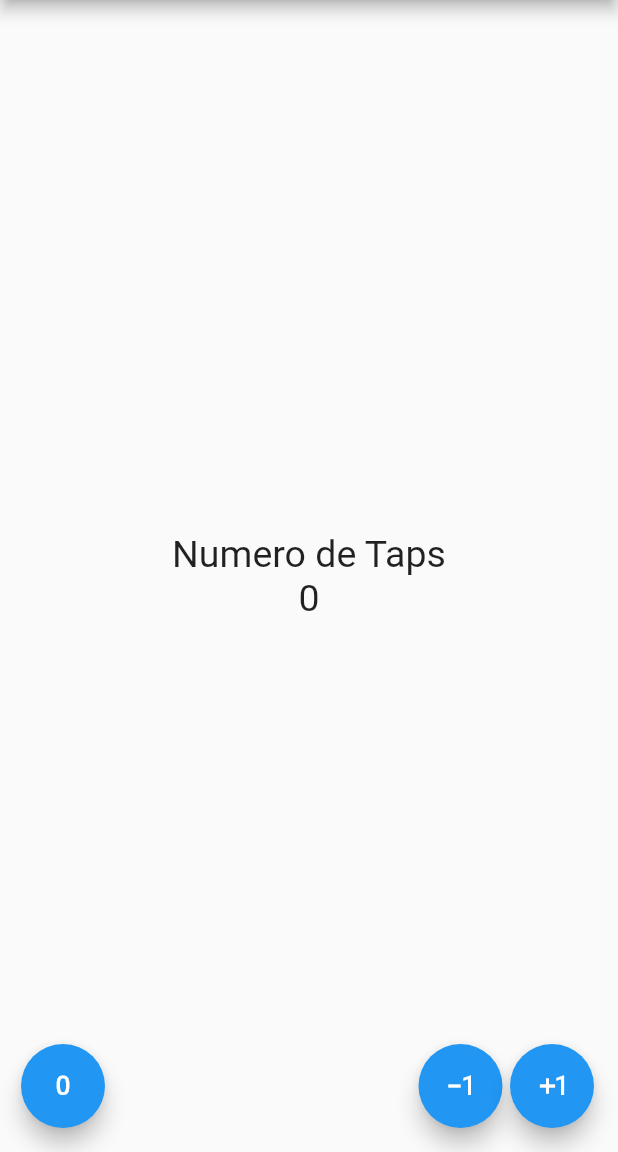
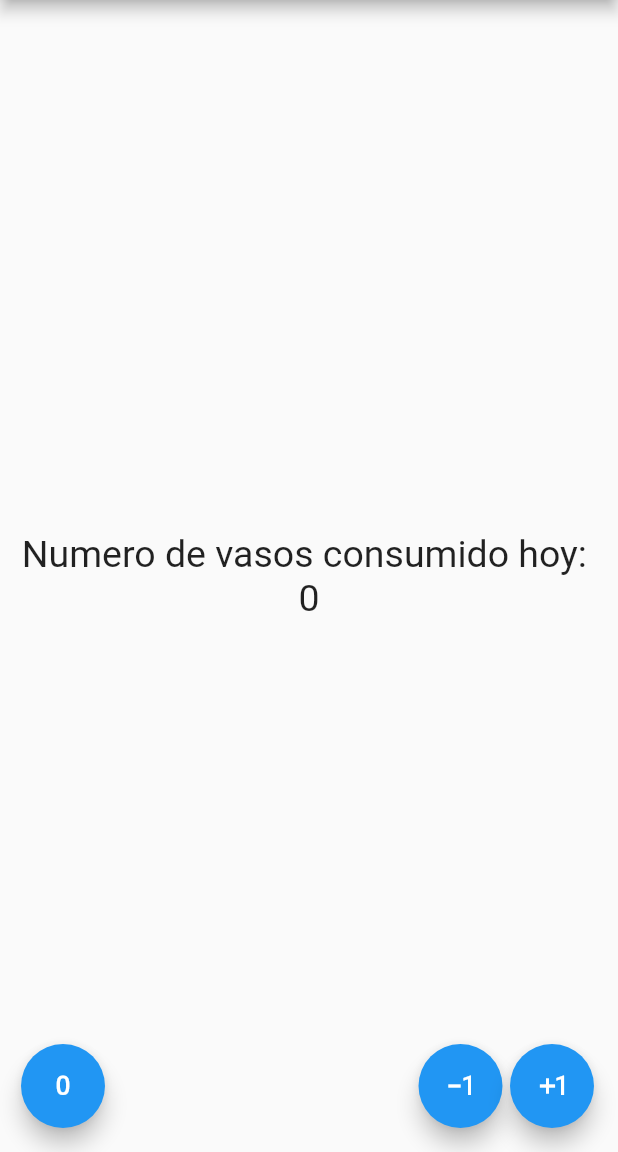
Before and after one commit to WaAlvis/Accountant_flutter, a Flutter app: the screen it shows after launch, on a phone screen of 412 x 824 dp, the part 84-1236 px from its top. Run offline on Flutter 3.47's test engine with Material 2 defaults, Android fonts, the phone set to English and light mode, and no system bars.

Commit message:
Contador ajsutado

```diff
--- a/lib/src/pages/contador_page.dart
+++ b/lib/src/pages/contador_page.dart
@@ -22,7 +22,7 @@ class _ContadorPageState extends State<ContadorPage> {
           mainAxisAlignment: MainAxisAlignment.center,
           children: <Widget>[
             Text(
-              'Numero de Taps',
+              'Numero de vasos consumido hoy: ',
               style: _estiloTexto,
             ),
             Text(
```
